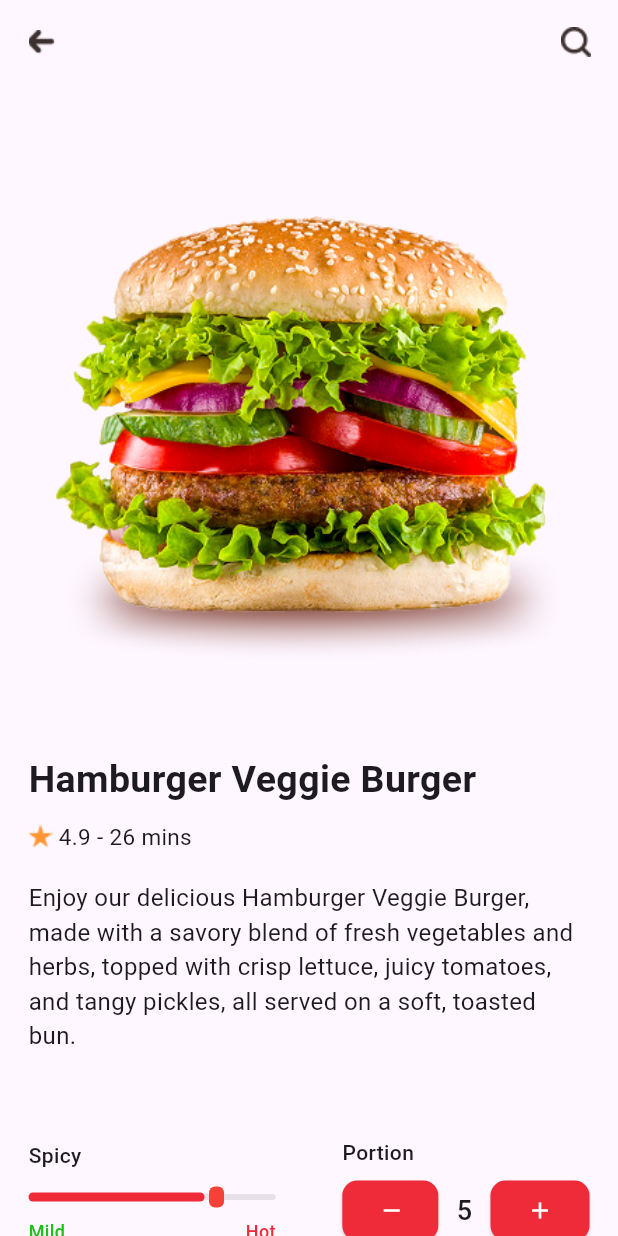
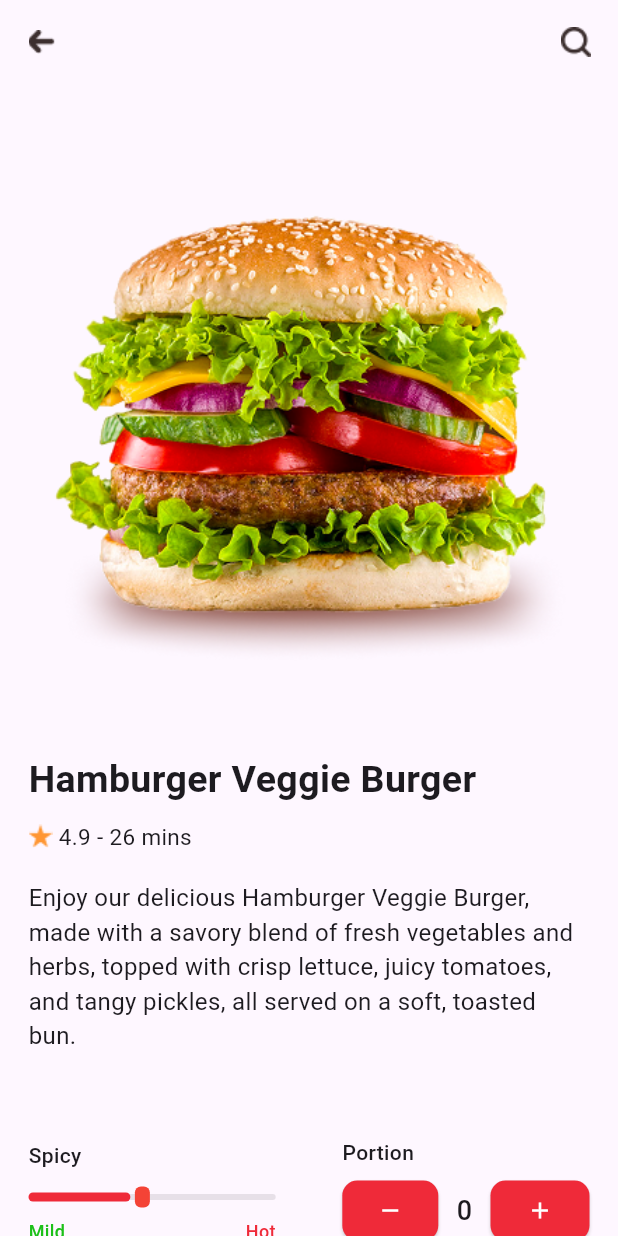
Before and after one commit to shohagahmmed99/Assignments, a Flutter app: the screen it shows after launch, on a phone screen of 412 x 824 dp. Run offline on Flutter 3.47's test engine with Material 3 defaults, Android fonts, the phone set to English and light mode, and no system bars; our stand-ins replace flutter_riverpod.

Commit message:
state managed by riverpod

```diff
--- a/lib/main.dart
+++ b/lib/main.dart
@@ -1,8 +1,9 @@
 import 'package:flutter/material.dart';
+import 'package:flutter_riverpod/flutter_riverpod.dart';
 import 'package:gshop/shop.dart';
 
 void main() {
-  runApp(const MyApp());
+  runApp(ProviderScope(child: const MyApp()));
 }
 
 class MyApp extends StatelessWidget {
--- a/lib/shop.dart
+++ b/lib/shop.dart
@@ -1,19 +1,23 @@
 import 'dart:developer';
 
 import 'package:flutter/material.dart';
+import 'package:flutter_riverpod/flutter_riverpod.dart';
+import 'package:gshop/provider/provider.dart' show updateProvider;
 
-class Shop extends StatefulWidget {
+class Shop extends ConsumerStatefulWidget {
   const Shop({super.key});
 
   @override
-  State<Shop> createState() => _ShopState();
+  ConsumerState<Shop> createState() => _ShopState();
 }
 
-class _ShopState extends State<Shop> {
+class _ShopState extends ConsumerState<Shop> {
   int update = 5;
   var val = 0.7;
   @override
   Widget build(BuildContext context) {
+    final state = ref.watch(updateProvider);
+    final notifier = ref.read(updateProvider.notifier);
     final width = MediaQuery.of(context).size.width;
     return Scaffold(
       appBar: AppBar(
@@ -68,11 +72,9 @@ class _ShopState extends State<Shop> {
                             child: Slider(
                               activeColor: Color(0xFFEF2A39),
                               padding: EdgeInsets.all(0),
-                              value: val,
+                              value: state.val ?? 0,
                               onChanged: (value) {
-                                setState(() {
-                                  val = value;
-                                });
+                                notifier.sliderAction(value);
                               },
                             ),
                           ),
@@ -115,31 +117,30 @@ class _ShopState extends State<Shop> {
                               ElevatedButton(
                                 onPressed: () {
                                   log(width.toString());
-                                  if (update > 0) {
-                                    setState(() {
-                                      update = update - 1;
-                                    });
-                                  }
+                                  ref.read(updateProvider.notifier).action("Janina");
                                 },
                                 style: ElevatedButton.styleFrom(
-                                  fixedSize: Size(width * 0.03, width * 0.03),
+                                  padding: EdgeInsets.all(0),
+                                  //  fixedSize: Size(width * 0.03, width * 0.03),
                                   backgroundColor: Color(0xFFEF2A39),
                                   shape: RoundedRectangleBorder(borderRadius: BorderRadius.circular(10)),
                                 ),
                                 child: Icon(Icons.remove, color: Colors.white, weight: 10),
                               ),
-                              Text(update.toString(), style: TextStyle(fontWeight: FontWeight.w500, fontSize: 18)),
+                              Text(
+                                ref.watch(updateProvider).update.toString(),
+                                style: TextStyle(fontWeight: FontWeight.w500, fontSize: 18),
+                              ),
                               ElevatedButton(
                                 onPressed: () {
-                                  setState(() {
-                                    update = update + 1;
-                                  });
+                                  ref.read(updateProvider.notifier).action("Increase");
                                 },
                                 style: ElevatedButton.styleFrom(
+                                  // fixedSize: Size(width * 0.03, width * 0.03),
                                   backgroundColor: Color(0xFFEF2A39),
                                   shape: RoundedRectangleBorder(borderRadius: BorderRadius.circular(10)),
                                 ),
-                                child: Icon(Icons.add, color: Colors.white, weight: 10),
+                                child: Center(child: Icon(Icons.add, color: Colors.white, weight: 10)),
                               ),
                             ],
                           ),
@@ -154,12 +155,15 @@ class _ShopState extends State<Shop> {
                 mainAxisAlignment: MainAxisAlignment.spaceBetween,
                 children: [
                   Container(
+                    width: width * 0.19,
                     decoration: BoxDecoration(borderRadius: BorderRadius.circular(20), color: Color(0xFFEF2A39)),
                     child: Padding(
                       padding: EdgeInsetsGeometry.symmetric(horizontal: 24, vertical: 20),
+                      child: Center(
                         child: Text(
                           "\$8.24",
                           style: TextStyle(fontWeight: FontWeight.w600, fontSize: 22, color: Colors.white),
+                        ),
                       ),
                     ),
                   ),
@@ -190,12 +194,15 @@ class _ShopState extends State<Shop> {
                       );
                     },
                     child: Container(
+                      width: width * 0.7,
                       decoration: BoxDecoration(borderRadius: BorderRadius.circular(20), color: Color(0xFF3C2F2F)),
                       child: Padding(
                         padding: EdgeInsetsGeometry.symmetric(horizontal: width * 0.13, vertical: 23),
+                        child: Center(
                           child: Text(
                             "ORDER NOW",
                             style: TextStyle(fontWeight: FontWeight.w600, fontSize: 18, color: Colors.white),
+                          ),
                         ),
                       ),
                     ),
--- a/pubspec.yaml
+++ b/pubspec.yaml
@@ -34,6 +34,7 @@ dependencies:
   # The following adds the Cupertino Icons font to your application.
   # Use with the CupertinoIcons class for iOS style icons.
   cupertino_icons: ^1.0.8
+  flutter_riverpod: ^2.5.1
 
 dev_dependencies:
   flutter_test:
```
Also changed, not shown: lib/gshop/presentation/provider/action_provider.dart (deleted, +0 -8 lines), lib/provider/provider.dart (added, +34 -0 lines), pubspec.lock. Lines whose indentation alone changed are shown as unchanged.
